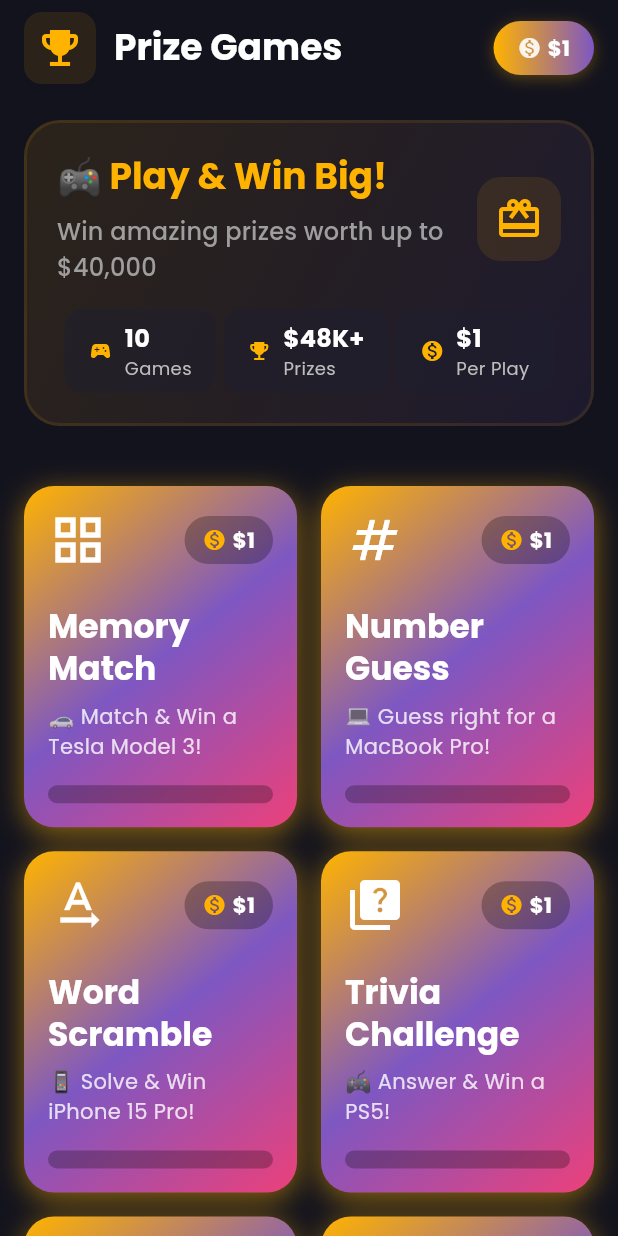
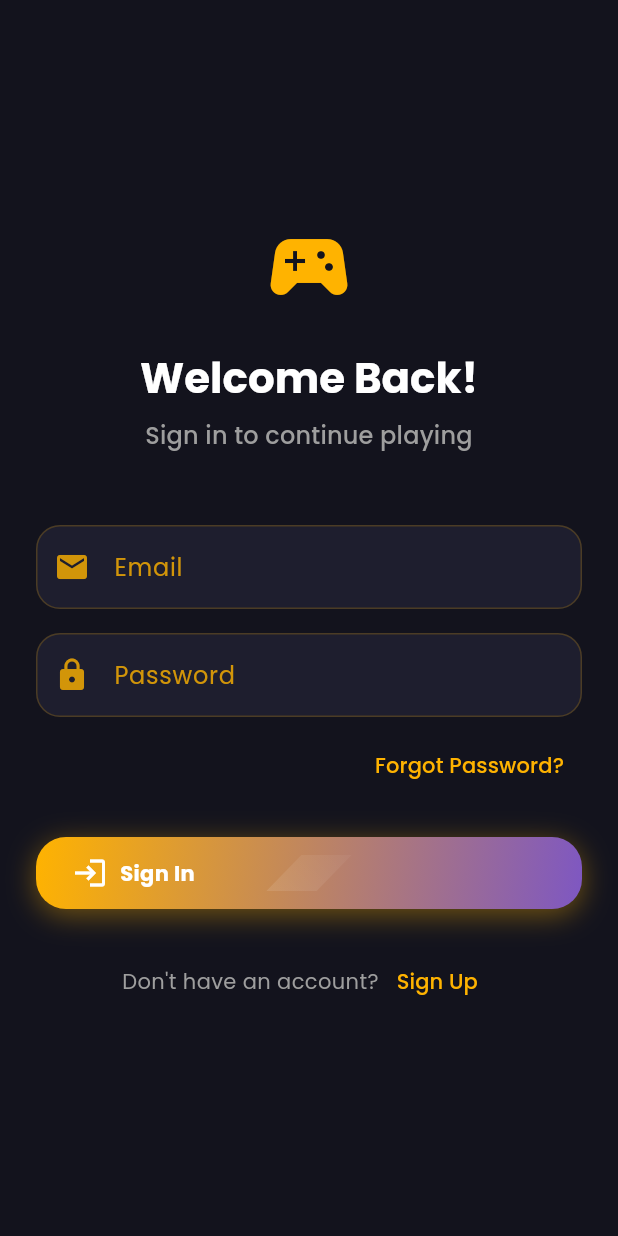
Before and after one commit to botanPro/chon, a Flutter app: the screen it shows after launch, on a phone screen of 412 x 824 dp. Run offline on Flutter 3.47's test engine with Material 3 defaults, Android fonts, the phone set to English and light mode, and no system bars; our stand-ins replace confetti, google_fonts.

Commit message:
First registration draft

```diff
--- a/lib/main.dart
+++ b/lib/main.dart
@@ -1,7 +1,10 @@
 import 'package:flutter/material.dart';
 import 'package:flutter/services.dart';
 import 'package:google_fonts/google_fonts.dart';
+import 'package:provider/provider.dart';
 import 'screens/home_screen.dart';
+import 'screens/auth/login_screen.dart';
+import 'services/auth_service.dart';
 
 void main() {
   SystemChrome.setSystemUIOverlayStyle(
@@ -10,7 +13,12 @@ void main() {
       statusBarIconBrightness: Brightness.light,
     ),
   );
-  runApp(const MainApp());
+  runApp(
+    ChangeNotifierProvider(
+      create: (_) => AuthService(),
+      child: const MainApp(),
+    ),
+  );
 }
 
 class MainApp extends StatelessWidget {
@@ -60,8 +68,50 @@ class MainApp extends StatelessWidget {
             borderRadius: BorderRadius.all(Radius.circular(16)),
           ),
         ),
+        inputDecorationTheme: InputDecorationTheme(
+          filled: true,
+          fillColor: const Color(0xFF1E1E2E),
+          border: OutlineInputBorder(
+            borderRadius: BorderRadius.circular(16),
+            borderSide: BorderSide(
+              color: Colors.amber.shade600.withOpacity(0.5),
+            ),
+          ),
+          enabledBorder: OutlineInputBorder(
+            borderRadius: BorderRadius.circular(16),
+            borderSide: BorderSide(
+              color: Colors.amber.shade600.withOpacity(0.2),
+            ),
+          ),
+          focusedBorder: OutlineInputBorder(
+            borderRadius: BorderRadius.circular(16),
+            borderSide: BorderSide(
+              color: Colors.amber.shade600,
+            ),
+          ),
+          errorBorder: OutlineInputBorder(
+            borderRadius: BorderRadius.circular(16),
+            borderSide: BorderSide(
+              color: Colors.red.shade400,
+            ),
+          ),
+          labelStyle: TextStyle(
+            color: Colors.amber.shade600.withOpacity(0.8),
+          ),
+          prefixIconColor: Colors.amber.shade600.withOpacity(0.8),
+        ),
       ),
-      home: const HomeScreen(),
+      home: Consumer<AuthService>(
+        builder: (context, auth, _) {
+          return auth.isAuthenticated
+              ? const HomeScreen()
+              : const LoginScreen();
+        },
+      ),
+      routes: {
+        '/home': (context) => const HomeScreen(),
+        '/login': (context) => const LoginScreen(),
+      },
     );
   }
 }
--- /dev/null
+++ b/lib/screens/auth/login_screen.dart
@@ -0,0 +1,193 @@
+import 'package:flutter/material.dart';
+import 'package:provider/provider.dart';
+import '../../services/auth_service.dart';
+import '../../widgets/game_action_button.dart';
+
+class LoginScreen extends StatefulWidget {
+  const LoginScreen({super.key});
+
+  @override
+  State<LoginScreen> createState() => _LoginScreenState();
+}
+
+class _LoginScreenState extends State<LoginScreen> {
+  final _formKey = GlobalKey<FormState>();
+  final _emailController = TextEditingController();
+  final _passwordController = TextEditingController();
+  bool _isLoading = false;
+  String? _errorMessage;
+
+  @override
+  void dispose() {
+    _emailController.dispose();
+    _passwordController.dispose();
+    super.dispose();
+  }
+
+  Future<void> _handleLogin() async {
+    if (!_formKey.currentState!.validate()) return;
+
+    setState(() {
+      _isLoading = true;
+      _errorMessage = null;
+    });
+
+    try {
+      final success = await context.read<AuthService>().signIn(
+            _emailController.text,
+            _passwordController.text,
+          );
+
+      if (!mounted) return;
+
+      if (success) {
+        Navigator.pushReplacementNamed(context, '/home');
+      } else {
+        setState(() {
+          _errorMessage = 'Invalid email or password';
+        });
+      }
+    } catch (e) {
+      setState(() {
+        _errorMessage = 'An error occurred. Please try again.';
+      });
+    } finally {
+      if (mounted) {
+        setState(() {
+          _isLoading = false;
+        });
+      }
+    }
+  }
+
+  @override
+  Widget build(BuildContext context) {
+    return Scaffold(
+      backgroundColor: Theme.of(context).colorScheme.background,
+      body: SafeArea(
+        child: Center(
+          child: SingleChildScrollView(
+            padding: const EdgeInsets.all(24),
+            child: Form(
+              key: _formKey,
+              child: Column(
+                mainAxisAlignment: MainAxisAlignment.center,
+                crossAxisAlignment: CrossAxisAlignment.stretch,
+                children: [
+                  Icon(
+                    Icons.sports_esports,
+                    size: 64,
+                    color: Theme.of(context).colorScheme.primary,
+                  ),
+                  const SizedBox(height: 24),
+                  Text(
+                    'Welcome Back!',
+                    style: Theme.of(context).textTheme.headlineMedium?.copyWith(
+                          color: Colors.white,
+                          fontWeight: FontWeight.bold,
+                        ),
+                    textAlign: TextAlign.center,
+                  ),
+                  const SizedBox(height: 8),
+                  Text(
+                    'Sign in to continue playing',
+                    style: Theme.of(context).textTheme.titleMedium?.copyWith(
+                          color: Colors.grey,
+                        ),
+                    textAlign: TextAlign.center,
+                  ),
+                  const SizedBox(height: 48),
+                  TextFormField(
+                    controller: _emailController,
+                    decoration: InputDecoration(
+                      labelText: 'Email',
+                      prefixIcon: const Icon(Icons.email),
+                      border: OutlineInputBorder(
+                        borderRadius: BorderRadius.circular(16),
+                      ),
+                    ),
+                    keyboardType: TextInputType.emailAddress,
+                    validator: (value) {
+                      if (value == null || value.isEmpty) {
+                        return 'Please enter your email';
+                      }
+                      if (!value.contains('@')) {
+                        return 'Please enter a valid email';
+                      }
+                      return null;
+                    },
+                  ),
+                  const SizedBox(height: 16),
+                  TextFormField(
+                    controller: _passwordController,
+                    decoration: InputDecoration(
+                      labelText: 'Password',
+                      prefixIcon: const Icon(Icons.lock),
+                      border: OutlineInputBorder(
+                        borderRadius: BorderRadius.circular(16),
+                      ),
+                    ),
+                    obscureText: true,
+                    validator: (value) {
+                      if (value == null || value.isEmpty) {
+                        return 'Please enter your password';
+                      }
+                      if (value.length < 6) {
+                        return 'Password must be at least 6 characters';
+                      }
+                      return null;
+                    },
+                  ),
+                  const SizedBox(height: 8),
+                  Align(
+                    alignment: Alignment.centerRight,
+                    child: TextButton(
+                      onPressed: () {
+                        Navigator.pushNamed(context, '/forgot-password');
+                      },
+                      child: const Text('Forgot Password?'),
+                    ),
+                  ),
+                  const SizedBox(height: 24),
+                  if (_errorMessage != null)
+                    Padding(
+                      padding: const EdgeInsets.only(bottom: 16),
+                      child: Text(
+                        _errorMessage!,
+                        style: TextStyle(
+                          color: Theme.of(context).colorScheme.error,
+                        ),
+                        textAlign: TextAlign.center,
+                      ),
+                    ),
+                  GameActionButton(
+                    label: _isLoading ? 'Signing in...' : 'Sign In',
+                    icon: Icons.login,
+                    onPressed: _isLoading ? null : () => _handleLogin(),
+                    showShine: !_isLoading,
+                  ),
+                  const SizedBox(height: 24),
+                  Row(
+                    mainAxisAlignment: MainAxisAlignment.center,
+                    children: [
+                      const Text(
+                        'Don\'t have an account?',
+                        style: TextStyle(color: Colors.grey),
+                      ),
+                      TextButton(
+                        onPressed: () {
+                          Navigator.pushNamed(context, '/register');
+                        },
+                        child: const Text('Sign Up'),
+                      ),
+                    ],
+                  ),
+                ],
+              ),
+            ),
+          ),
+        ),
+      ),
+    );
+  }
+}
--- /dev/null
+++ b/lib/services/auth_service.dart
@@ -0,0 +1,57 @@
+import 'package:flutter/material.dart';
+
+class AuthService extends ChangeNotifier {
+  bool _isAuthenticated = false;
+  String? _userId;
+  String? _userEmail;
+
+  bool get isAuthenticated => _isAuthenticated;
+  String? get userId => _userId;
+  String? get userEmail => _userEmail;
+
+  Future<bool> signIn(String email, String password) async {
+    try {
+      // TODO: Implement actual authentication logic
+      _isAuthenticated = true;
+      _userId = 'user_123';
+      _userEmail = email;
+      notifyListeners();
+      return true;
+    } catch (e) {
+      _isAuthenticated = false;
+      _userId = null;
+      _userEmail = null;
+      notifyListeners();
+      return false;
+    }
+  }
+
+  Future<bool> signUp(String email, String password) async {
+    try {
+      // TODO: Implement actual sign up logic
+      _isAuthenticated = true;
+      _userId = 'user_123';
+      _userEmail = email;
+      notifyListeners();
+      return true;
+    } catch (e) {
+      _isAuthenticated = false;
+      _userId = null;
+      _userEmail = null;
+      notifyListeners();
+      return false;
+    }
+  }
+
+  Future<void> signOut() async {
+    // TODO: Implement actual sign out logic
+    _isAuthenticated = false;
+    _userId = null;
+    _userEmail = null;
+    notifyListeners();
+  }
+
+  Future<void> resetPassword(String email) async {
+    // TODO: Implement password reset logic
+  }
+}
--- a/lib/widgets/game_action_button.dart
+++ b/lib/widgets/game_action_button.dart
@@ -4,7 +4,7 @@ import 'package:flutter/services.dart';
 class GameActionButton extends StatefulWidget {
   final String label;
   final IconData icon;
-  final VoidCallback onPressed;
+  final void Function()? onPressed;
   final bool isEnabled;
   final bool isPrimary;
   final bool showShine;
@@ -76,7 +76,7 @@ class _GameActionButtonState extends State<GameActionButton>
     if (!widget.isEnabled) return;
     setState(() => _isPressed = false);
     _controller.reverse();
-    widget.onPressed();
+    widget.onPressed?.call();
   }
 
   void _handleTapCancel() {
--- a/pubspec.yaml
+++ b/pubspec.yaml
@@ -12,6 +12,7 @@ dependencies:
     cupertino_icons: ^1.0.2
     confetti: ^0.7.0
     google_fonts: ^6.1.0
+    provider: ^6.1.1
 
 dev_dependencies:
     flutter_test:
```
Also changed, not shown: lib/screens/auth/register_screen.dart (added, +207 -0 lines), pubspec.lock.
